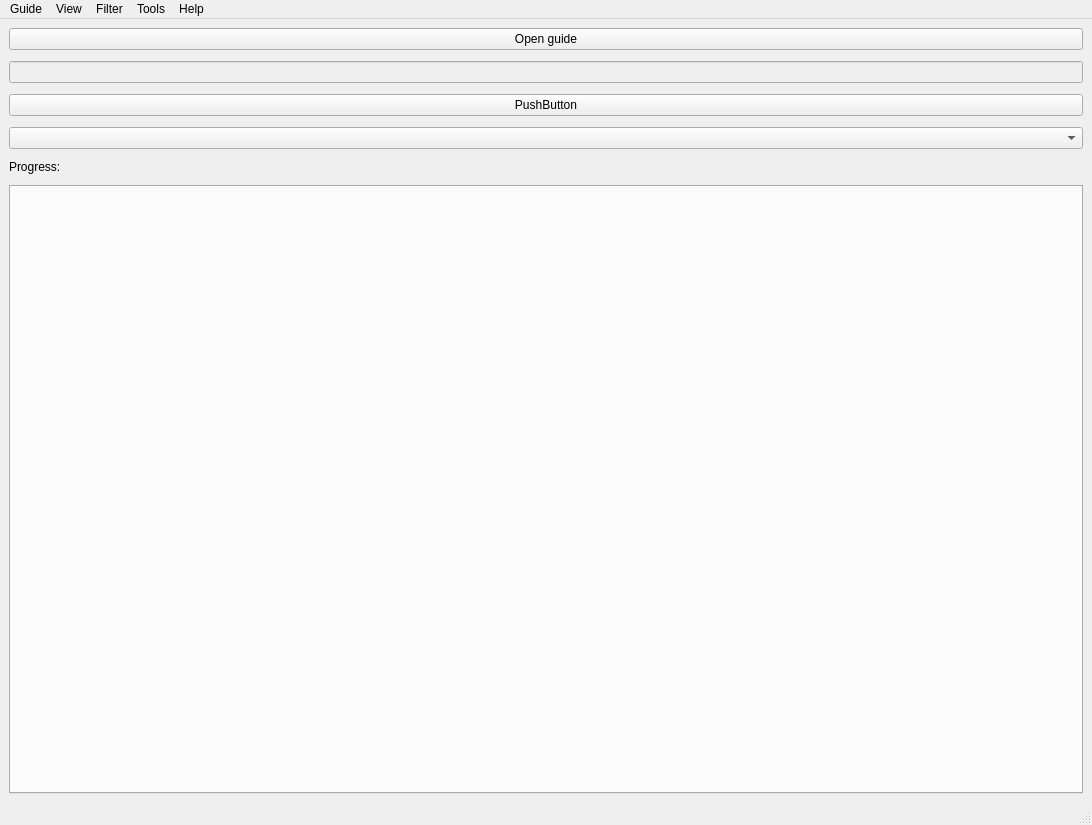
This is generated/form_main.ui in Doberm4n/POEStashJsonViewer as Qt 5 draws it before an edit. The edited form follows.
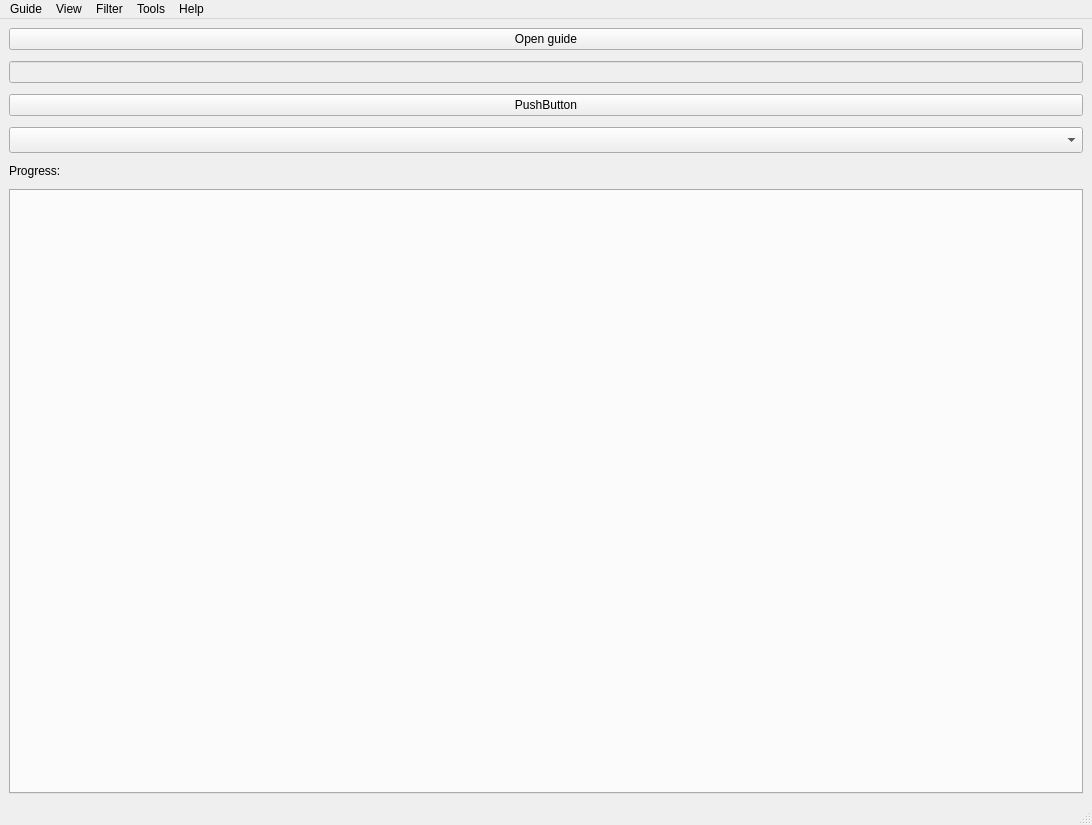
This is the edited form.

```diff
--- a/generated/form_main.ui
+++ b/generated/form_main.ui
@@ -43,7 +43,14 @@
      </widget>
     </item>
     <item>
-     <widget class="QComboBox" name="filtersComboBox"/>
+     <widget class="QComboBox" name="savedFiltersComboBox">
+      <property name="font">
+       <font>
+        <family>Verdana</family>
+        <pointsize>11</pointsize>
+       </font>
+      </property>
+     </widget>
     </item>
     <item>
      <widget class="QLabel" name="label">
```
